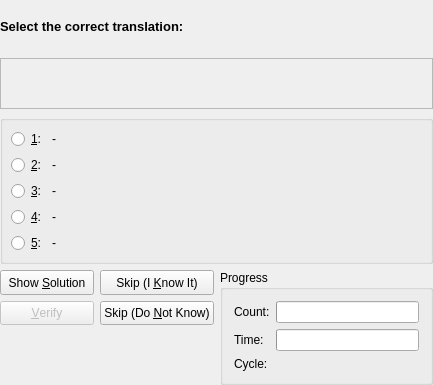
Above: src/practice/MCQueryDlgForm.ui from KDE/parley before the change. Below: the same form after it.
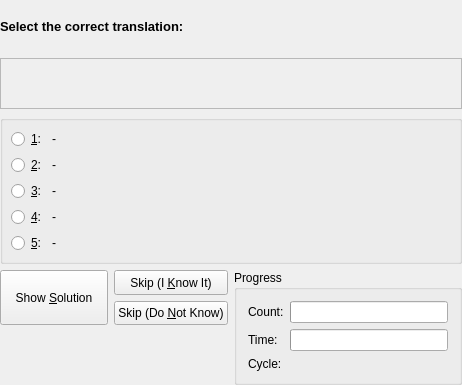
That is the form after the change.

Commit message: no use to have a button that's always disabled

Diff of the .ui file:
```diff
--- a/src/practice/MCQueryDlgForm.ui
+++ b/src/practice/MCQueryDlgForm.ui
@@ -6,7 +6,7 @@
    <rect>
     <x>0</x>
     <y>0</y>
-    <width>433</width>
+    <width>462</width>
     <height>385</height>
    </rect>
   </property>
@@ -239,7 +239,7 @@
          </property>
         </widget>
        </item>
-       <item row="0" column="0" >
+       <item rowspan="2" row="0" column="0" >
         <widget class="QPushButton" name="show_all" >
          <property name="sizePolicy" >
           <sizepolicy vsizetype="Minimum" hsizetype="Minimum" >
@@ -265,25 +265,6 @@
          </property>
         </widget>
        </item>
-       <item row="1" column="0" >
-        <widget class="QPushButton" name="verify" >
-         <property name="enabled" >
-          <bool>false</bool>
-         </property>
-         <property name="sizePolicy" >
-          <sizepolicy vsizetype="Minimum" hsizetype="Minimum" >
-           <horstretch>0</horstretch>
-           <verstretch>0</verstretch>
-          </sizepolicy>
-         </property>
-         <property name="focusPolicy" >
-          <enum>Qt::NoFocus</enum>
-         </property>
-         <property name="text" >
-          <string>&amp;Verify</string>
-         </property>
-        </widget>
-       </item>
       </layout>
      </item>
      <item rowspan="2" row="0" column="1" >
```
